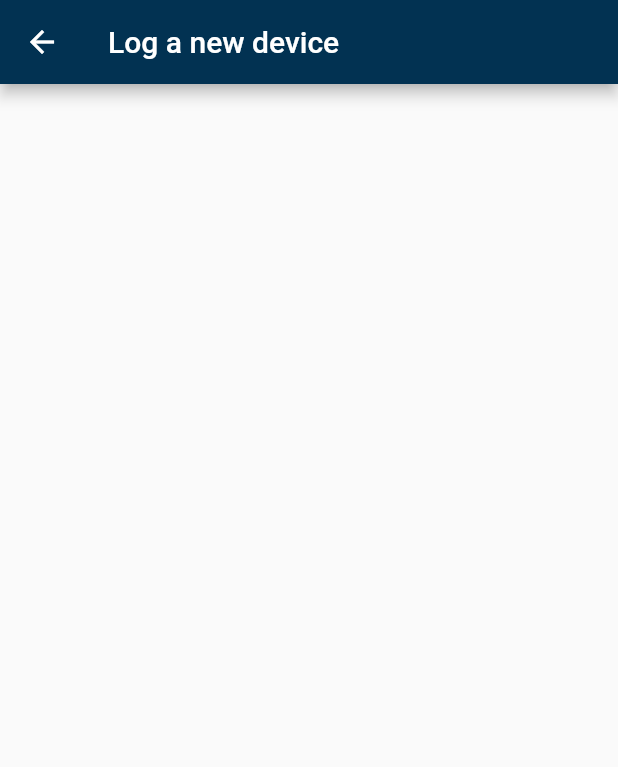
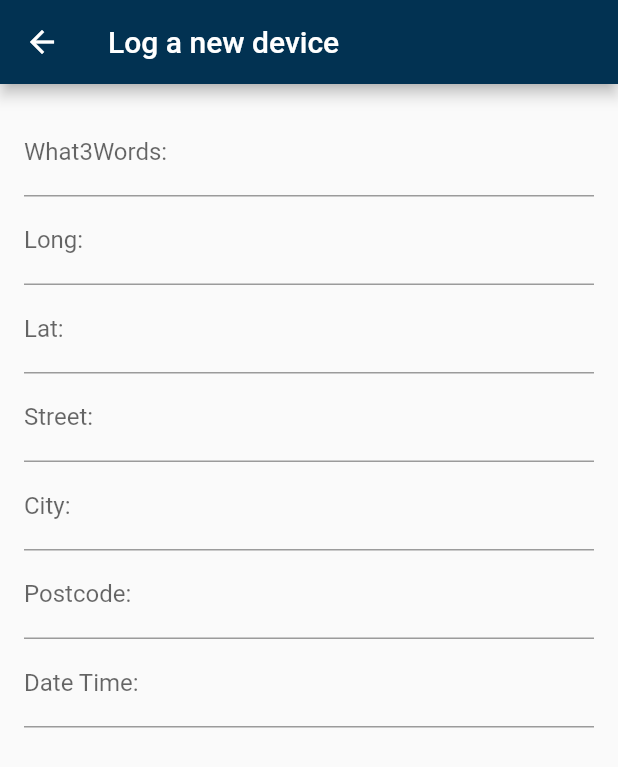
Before and after one commit to StrikeEB/Your-IoT-Device-Manager-App, a Flutter app: the LogDevicePage screen opened directly, on a phone screen of 412 x 824 dp. Shown: the top 767 px of the screen. Run offline on Flutter 3.47's test engine with Material 2 defaults, Android fonts, the phone set to English and light mode, and no system bars.

Commit message:
created 7 text boxes in log a new device view

```diff
--- a/lib/logdevicepage.dart
+++ b/lib/logdevicepage.dart
@@ -3,15 +3,61 @@ import 'package:flutter/material.dart';
 import 'customappbar.dart';
 
 class LogDevicePage extends StatefulWidget {
-  const LogDevicePage({super.key});
+  const LogDevicePage({Key? key}) : super(key: key);
 
   @override
   State<LogDevicePage> createState() => _LogDevicePageState();
 }
 
 class _LogDevicePageState extends State<LogDevicePage> {
+  final TextEditingController _what3WordsController = TextEditingController();
+  final TextEditingController _longController = TextEditingController();
+  final TextEditingController _latController = TextEditingController();
+  final TextEditingController _streetController = TextEditingController();
+  final TextEditingController _cityController = TextEditingController();
+  final TextEditingController _postcodeController = TextEditingController();
+  final TextEditingController _dateTimeController = TextEditingController();
+
   @override
   Widget build(BuildContext context) {
-    return Scaffold(appBar: CustomAppBar.getAppBar('Log a new device'));
+    return Scaffold(
+      appBar: CustomAppBar.getAppBar('Log a new device'),
+      body: Padding(
+        padding: const EdgeInsets.all(16.0),
+        child: Column(
+          crossAxisAlignment: CrossAxisAlignment.start,
+          children: [
+            TextFormField(
+              controller: _what3WordsController,
+              decoration: InputDecoration(labelText: 'What3Words:'),
+            ),
+            TextFormField(
+              controller: _longController,
+              decoration: InputDecoration(labelText: 'Long:'),
+            ),
+            TextFormField(
+              controller: _latController,
+              decoration: InputDecoration(labelText: 'Lat:'),
+            ),
+            TextFormField(
+              controller: _streetController,
+              decoration: InputDecoration(labelText: 'Street:'),
+            ),
+            TextFormField(
+              controller: _cityController,
+              decoration: InputDecoration(labelText: 'City:'),
+            ),
+            TextFormField(
+              controller: _postcodeController,
+              decoration: InputDecoration(labelText: 'Postcode:'),
+            ),
+            TextFormField(
+              controller: _dateTimeController,
+              decoration: InputDecoration(labelText: 'Date Time:'),
+            ),
+          ],
+        ),
+      ),
+    );
   }
 }
```
